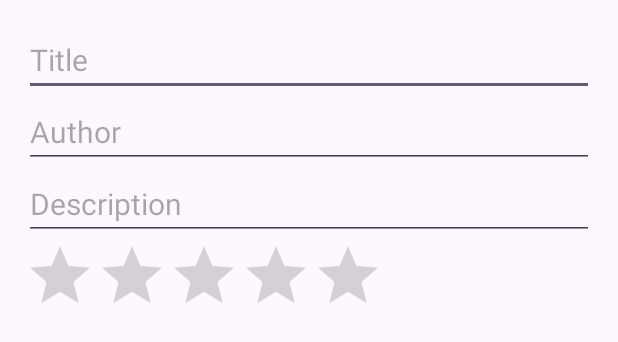
After one commit to festinam/PaisjeMobile, an Android app: the layout book_update_dialog.xml on its own in the app's theme, with its tools: preview values and no code run, on a phone screen of 412 x 824 dp. The commit adds this screen. Shown: the top 342 px of the screen. Run offline under Robolectric (Android 15) with nearby library versions, the phone set to English and light mode, and no system bars.

Commit message:
Perditdimi i nje libri, permiresimi i fshirjes se nje libri.

```diff
--- a/app/src/main/java/com/example/bookmanagerapp/DB.java
+++ b/app/src/main/java/com/example/bookmanagerapp/DB.java
@@ -124,12 +124,13 @@ public class DB extends SQLiteOpenHelper {
     }
 
     // Metoda për përditësimin e një libri
-    public void updateBook(int id, String title, String author, float rating) {
+    public void updateBook(int id, String title, String author, String description, float rating) {
         SQLiteDatabase db = this.getWritableDatabase();
 
         ContentValues values = new ContentValues();
         values.put(COLUMN_BOOK_TITLE, title);
         values.put(COLUMN_BOOK_AUTHOR, author);
+        values.put(COLUMN_BOOK_DESCRIPTION, description);
         values.put(COLUMN_BOOK_RATING, rating);
 
         db.update(TABLE_BOOKS, values, COLUMN_BOOK_ID + "=?", new String[]{String.valueOf(id)});
--- /dev/null
+++ b/app/src/main/res/layout/book_update_dialog.xml
@@ -0,0 +1,38 @@
+<?xml version="1.0" encoding="utf-8"?>
+<LinearLayout xmlns:android="http://schemas.android.com/apk/res/android"
+    xmlns:tools="http://schemas.android.com/tools"
+    android:layout_width="match_parent"
+    android:layout_height="wrap_content"
+    android:orientation="vertical"
+    android:padding="16dp">
+
+    <EditText
+        android:id="@+id/title_input"
+        android:layout_width="match_parent"
+        android:layout_height="wrap_content"
+        android:hint="Title"
+        android:textSize="20sp"/>
+
+    <EditText
+        android:id="@+id/author_input"
+        android:layout_width="match_parent"
+        android:layout_height="wrap_content"
+        android:hint="Author"
+        android:textSize="20sp" />
+
+    <EditText
+        android:id="@+id/description_input"
+        android:layout_width="match_parent"
+        android:layout_height="wrap_content"
+        android:hint="Description"
+        android:inputType="textMultiLine"
+        android:textSize="20sp" />
+
+    <RatingBar
+        android:id="@+id/rating_input"
+        android:layout_width="wrap_content"
+        android:layout_height="wrap_content"
+        android:numStars="5"
+        android:theme="@style/RatingBar"
+        android:stepSize="0.1" />
+</LinearLayout>
--- a/app/src/main/res/values-night/themes.xml
+++ b/app/src/main/res/values-night/themes.xml
@@ -4,4 +4,11 @@
         <!-- Customize your dark theme here. -->
         <!-- <item name="colorPrimary">@color/my_dark_primary</item> -->
     </style>
+
+    <style name="Theme.BookManagerApp" parent="Base.Theme.BookManagerApp" />
+
+    <style name="RatingBar" parent="Theme.AppCompat">
+        <item name="colorControlNormal">@color/textColorSecondary</item>
+        <item name="colorControlActivated">@color/yellow</item>
+    </style>
 </resources>
--- a/app/src/main/res/values/colors.xml
+++ b/app/src/main/res/values/colors.xml
@@ -33,4 +33,5 @@
     <color name="gray">#C2C1C1</color> <!-- Light Gray -->
     <color name="white">#FFFFFF</color>
     <color name="black">#000000</color>
+    <color name="yellow">#FFC107</color>
 </resources>
--- a/app/src/main/res/values/themes.xml
+++ b/app/src/main/res/values/themes.xml
@@ -6,4 +6,8 @@
     </style>
 
     <style name="Theme.BookManagerApp" parent="Base.Theme.BookManagerApp" />
+    <style name="RatingBar" parent="Theme.AppCompat">
+        <item name="colorControlNormal">@color/textColorSecondary</item>
+        <item name="colorControlActivated">@color/yellow</item>
+    </style>
 </resources>
```
Also changed, not shown: app/src/main/java/com/example/bookmanagerapp/BooksAdapter.java (+32 -2 lines), app/src/main/java/com/example/bookmanagerapp/Home.java (+98 -2 lines).
